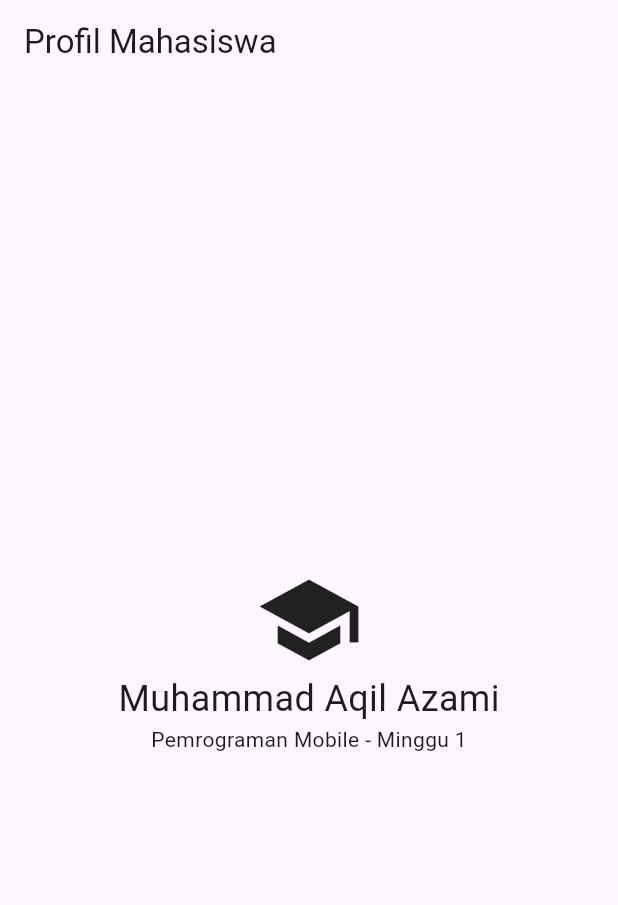
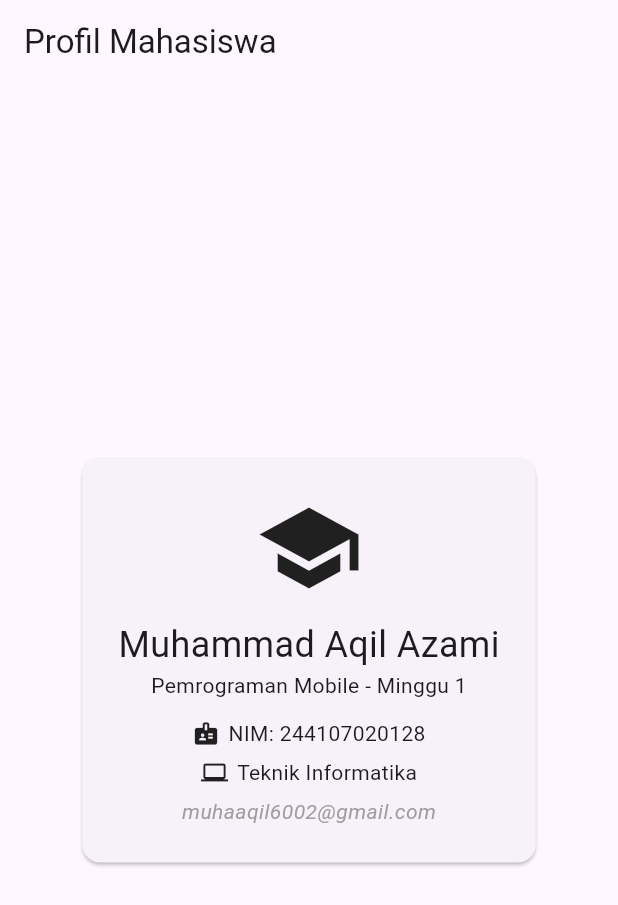
Before and after one commit to M-Aqilaz/244107020128-mobile-course, a Flutter app: the screen it shows after launch, on a phone screen of 412 x 824 dp. Shown: the top 905 px of the screen. Run offline on Flutter 3.47's test engine with Material 3 defaults, Android fonts, the phone set to English and light mode, and no system bars.

Commit message:
feat: add NIM & extra info, reflection for week 1

```diff
--- a/01-week-1-mobile-development-ecosystem-flutter-refresh/lib/main.dart
+++ b/01-week-1-mobile-development-ecosystem-flutter-refresh/lib/main.dart
@@ -13,12 +13,34 @@ class MyApp extends StatelessWidget {
       home: Scaffold(
         appBar: AppBar(title: const Text('Profil Mahasiswa')),
         body: const Center(
-          child: Column(mainAxisSize: MainAxisSize.min, children: [
-              Icon(Icons.school, size: 72),
-              Text('Muhammad Aqil Azami', style: TextStyle(fontSize: 24)),
-              Text('Pemrograman Mobile - Minggu 1'),
-            ]),
+          child: Card(
+            margin: EdgeInsets.all(16),
+            child: Padding(
+              padding: EdgeInsets.all(24),
+              child: Column(mainAxisSize: MainAxisSize.min, children: [
+                Icon(Icons.school, size: 72),
+                SizedBox(height: 12),
+                Text('Muhammad Aqil Azami', style: TextStyle(fontSize: 24)),
+                Text('Pemrograman Mobile - Minggu 1'),
+                SizedBox(height: 12),
+                Row(mainAxisSize: MainAxisSize.min, children: [
+                  Icon(Icons.badge, size: 18),
+                  SizedBox(width: 6),
+                  Text('NIM: 244107020128'),
+                ]),
+                SizedBox(height: 6),
+                Row(mainAxisSize: MainAxisSize.min, children: [
+                  Icon(Icons.computer, size: 18),
+                  SizedBox(width: 6),
+                  Text('Teknik Informatika'),
+                ]),
+                SizedBox(height: 6),
+                Text('muhaaqil6002@gmail.com',
+                    style: TextStyle(fontStyle: FontStyle.italic, color: Colors.grey)),
+              ]),
+            ),
           ),
+        ),
         ),
      );
   }
```
Also changed, not shown: 2 other files.
